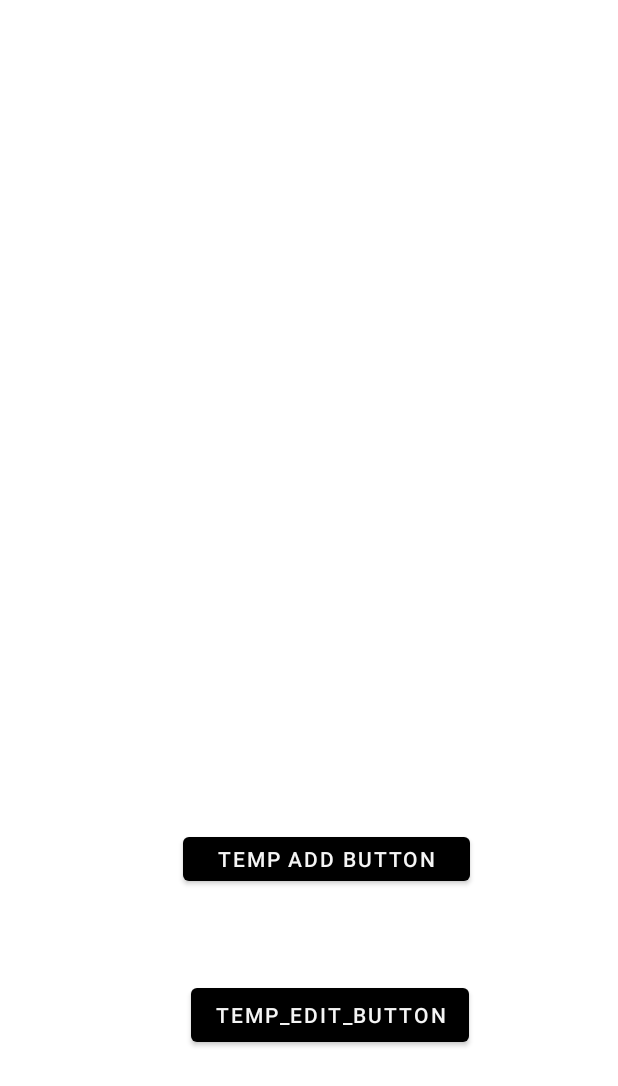
After one commit to CMPUT301F21T48/TrackIt, an Android app: the TodaysHabitActivity screen opened directly, with no data from a screen before it, on a phone screen of 412 x 824 dp. The commit adds this screen. Shown: the top 1086 px of the screen. Run offline under Robolectric (Android 15) with nearby library versions, the phone set to English and light mode, and no system bars; 2 statements that could not run were skipped.

Commit message:
Modified edit habit activity

```diff
--- /dev/null
+++ b/app/src/main/java/com/example/trackit/TodaysHabitActivity.java
@@ -0,0 +1,40 @@
+package com.example.trackit;
+
+import androidx.activity.result.contract.ActivityResultContracts;
+import androidx.appcompat.app.AppCompatActivity;
+
+import android.content.Intent;
+import android.os.Bundle;
+import android.os.Parcelable;
+import android.view.View;
+import android.widget.AdapterView;
+import android.widget.Button;
+
+import java.util.ArrayList;
+
+public class TodaysHabitActivity extends AppCompatActivity {
+
+    @Override
+    protected void onCreate(Bundle savedInstanceState) {
+        super.onCreate(savedInstanceState);
+        setContentView(R.layout.activity_todays_habit);
+        ArrayList<String> days = new ArrayList<String>();
+        days.add("Wednesday");
+        Habit habit = new Habit("sleep at night", "get enough sleep", "12-10-2021", days);
+
+        Button addButton = findViewById(R.id.add_button);
+        Button editButton = findViewById(R.id.edit_button);
+
+        editButton.setOnClickListener(new View.OnClickListener()
+        {
+            @Override
+            public void onClick(View v)
+            {
+                Intent intent = new Intent(TodaysHabitActivity.this, EditHabitActivity.class);
+                intent.putExtra("habit", (Parcelable) habit);
+                startActivity(intent);
+            }
+        });
+
+    }
+}
--- a/app/src/main/res/layout/activity_edit_habit.xml
+++ b/app/src/main/res/layout/activity_edit_habit.xml
@@ -194,6 +194,7 @@
     </LinearLayout>
 
     <Button
+        android:id="@+id/button_edit_habit"
         android:layout_width="0dp"
         android:layout_height="wrap_content"
         app:layout_constraintEnd_toEndOf="parent"
--- /dev/null
+++ b/app/src/main/res/layout/activity_todays_habit.xml
@@ -0,0 +1,33 @@
+<?xml version="1.0" encoding="utf-8"?>
+<androidx.constraintlayout.widget.ConstraintLayout xmlns:android="http://schemas.android.com/apk/res/android"
+    xmlns:app="http://schemas.android.com/apk/res-auto"
+    xmlns:tools="http://schemas.android.com/tools"
+    android:id="@+id/edit_button"
+    android:layout_width="match_parent"
+    android:layout_height="match_parent"
+    tools:context=".TodaysHabitActivity">
+
+    <Button
+        android:id="@+id/button"
+        android:layout_width="wrap_content"
+        android:layout_height="wrap_content"
+        android:layout_marginTop="20dp"
+        android:text="temp_edit_button"
+        app:layout_constraintBottom_toBottomOf="parent"
+        app:layout_constraintEnd_toEndOf="parent"
+        app:layout_constraintHorizontal_bias="0.562"
+        app:layout_constraintStart_toStartOf="parent"
+        app:layout_constraintTop_toBottomOf="@+id/add_button"
+        app:layout_constraintVertical_bias="0.241" />
+
+    <Button
+        android:id="@+id/add_button"
+        android:layout_width="191dp"
+        android:layout_height="41dp"
+        android:layout_marginTop="552dp"
+        android:text="Temp Add button"
+        app:layout_constraintEnd_toEndOf="parent"
+        app:layout_constraintHorizontal_bias="0.554"
+        app:layout_constraintStart_toStartOf="parent"
+        app:layout_constraintTop_toTopOf="parent" />
+</androidx.constraintlayout.widget.ConstraintLayout>
```
Also changed, not shown: app/src/main/AndroidManifest.xml (+5 -2 lines), app/src/main/java/com/example/trackit/EditHabitActivity.java (+42 -0 lines).
